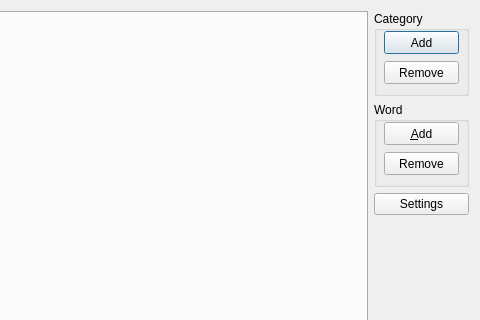
First picture: the form in source/vocabularymanagerdialog.ui, repository martin-kudlicka/vocabulary-master, before the edit; both pictures show x 160 to 640 and y 0 to 320 of the 640 by 480 pixel window.
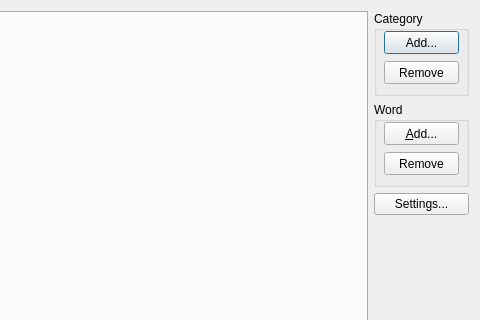
Second picture: the form after the edit. Custom widgets are drawn as their Qt base class.

Commit message: + "..." to actions leading to another dialog

The edit to the form file:
```diff
--- a/source/vocabularymanagerdialog.ui
+++ b/source/vocabularymanagerdialog.ui
@@ -44,7 +44,7 @@
          </rect>
         </property>
         <property name="text">
-         <string>Add</string>
+         <string>Add...</string>
         </property>
        </widget>
        <widget class="QPushButton" name="qpbCategoryRemove">
@@ -83,7 +83,7 @@
          </rect>
         </property>
         <property name="text">
-         <string>&amp;Add</string>
+         <string>&amp;Add...</string>
         </property>
        </widget>
        <widget class="QPushButton" name="qpbWordRemove">
@@ -104,7 +104,7 @@
      <item>
       <widget class="QPushButton" name="qpbVocabularySettings">
        <property name="text">
-        <string>Settings</string>
+        <string>Settings...</string>
        </property>
       </widget>
      </item>
```
The commit also changes 1 other file.
